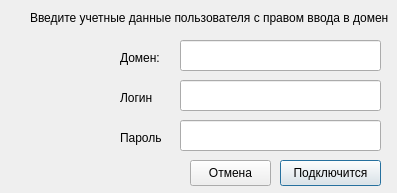
First picture: the form in design_ui/DomainName.ui, repository BagaJimbildan/LAS_SibSIU, before the edit.
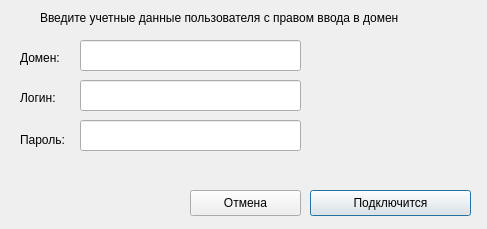
Second picture: the form after the edit.

Diff of the .ui file:
```diff
--- a/design_ui/DomainName.ui
+++ b/design_ui/DomainName.ui
@@ -6,8 +6,8 @@
    <rect>
     <x>0</x>
     <y>0</y>
-    <width>397</width>
-    <height>193</height>
+    <width>487</width>
+    <height>229</height>
    </rect>
   </property>
   <property name="windowTitle">
@@ -16,22 +16,25 @@
   <widget class="QPushButton" name="btn_ok">
    <property name="geometry">
     <rect>
-     <x>280</x>
-     <y>160</y>
-     <width>101</width>
+     <x>310</x>
+     <y>190</y>
+     <width>161</width>
      <height>26</height>
     </rect>
    </property>
    <property name="text">
     <string>Подключится</string>
    </property>
+   <property name="default">
+    <bool>true</bool>
+   </property>
   </widget>
   <widget class="QPushButton" name="btn_cancel">
    <property name="geometry">
     <rect>
      <x>190</x>
-     <y>160</y>
-     <width>81</width>
+     <y>190</y>
+     <width>111</width>
      <height>26</height>
     </rect>
    </property>
@@ -42,9 +45,9 @@
   <widget class="QLineEdit" name="tb_domain">
    <property name="geometry">
     <rect>
-     <x>180</x>
+     <x>80</x>
      <y>40</y>
-     <width>201</width>
+     <width>221</width>
      <height>31</height>
     </rect>
    </property>
@@ -52,9 +55,9 @@
   <widget class="QLineEdit" name="tb_pass">
    <property name="geometry">
     <rect>
-     <x>180</x>
+     <x>80</x>
      <y>120</y>
-     <width>201</width>
+     <width>221</width>
      <height>31</height>
     </rect>
    </property>
@@ -65,35 +68,35 @@
   <widget class="QLabel" name="label">
    <property name="geometry">
     <rect>
-     <x>120</x>
+     <x>20</x>
      <y>90</y>
      <width>41</width>
      <height>16</height>
     </rect>
    </property>
    <property name="text">
-    <string>Логин</string>
+    <string>Логин:</string>
    </property>
   </widget>
   <widget class="QLabel" name="label_2">
    <property name="geometry">
     <rect>
-     <x>120</x>
+     <x>20</x>
      <y>130</y>
-     <width>41</width>
-     <height>16</height>
+     <width>51</width>
+     <height>20</height>
     </rect>
    </property>
    <property name="text">
-    <string>Пароль</string>
+    <string>Пароль:</string>
    </property>
   </widget>
   <widget class="QLineEdit" name="tb_user">
    <property name="geometry">
     <rect>
-     <x>180</x>
+     <x>80</x>
      <y>80</y>
-     <width>201</width>
+     <width>221</width>
      <height>31</height>
     </rect>
    </property>
@@ -101,7 +104,7 @@
   <widget class="QLabel" name="lbl_domain">
    <property name="geometry">
     <rect>
-     <x>120</x>
+     <x>20</x>
      <y>50</y>
      <width>51</width>
      <height>16</height>
@@ -114,9 +117,9 @@
   <widget class="QLabel" name="label_3">
    <property name="geometry">
     <rect>
-     <x>30</x>
+     <x>40</x>
      <y>10</y>
-     <width>361</width>
+     <width>401</width>
      <height>16</height>
     </rect>
    </property>
```
Left out of the diff: 7 changed lines with no effect on the pictures.
